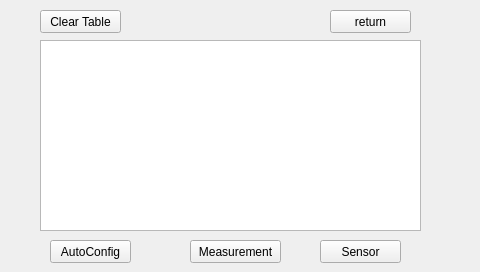
Above: showdatabase.ui from 3semesterprojekt/DevKitsoftware before the change. Below: the same form after it.
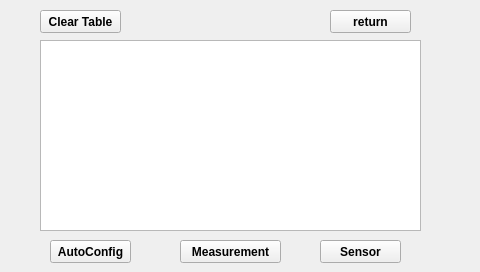
That is the form after the change.

Patch:
```diff
--- a/showdatabase.ui
+++ b/showdatabase.ui
@@ -32,6 +32,15 @@
      <height>23</height>
     </rect>
    </property>
+   <property name="font">
+    <font>
+     <weight>75</weight>
+     <bold>true</bold>
+    </font>
+   </property>
+   <property name="focusPolicy">
+    <enum>Qt::NoFocus</enum>
+   </property>
    <property name="text">
     <string>AutoConfig</string>
    </property>
@@ -39,12 +48,21 @@
   <widget class="QPushButton" name="btn_measurement">
    <property name="geometry">
     <rect>
-     <x>190</x>
+     <x>180</x>
      <y>240</y>
-     <width>91</width>
+     <width>101</width>
      <height>23</height>
     </rect>
    </property>
+   <property name="font">
+    <font>
+     <weight>75</weight>
+     <bold>true</bold>
+    </font>
+   </property>
+   <property name="focusPolicy">
+    <enum>Qt::NoFocus</enum>
+   </property>
    <property name="text">
     <string>Measurement</string>
    </property>
@@ -58,6 +76,15 @@
      <height>23</height>
     </rect>
    </property>
+   <property name="font">
+    <font>
+     <weight>75</weight>
+     <bold>true</bold>
+    </font>
+   </property>
+   <property name="focusPolicy">
+    <enum>Qt::NoFocus</enum>
+   </property>
    <property name="text">
     <string>Sensor</string>
    </property>
@@ -71,6 +98,15 @@
      <height>23</height>
     </rect>
    </property>
+   <property name="font">
+    <font>
+     <weight>75</weight>
+     <bold>true</bold>
+    </font>
+   </property>
+   <property name="focusPolicy">
+    <enum>Qt::NoFocus</enum>
+   </property>
    <property name="text">
     <string>Clear Table</string>
    </property>
@@ -84,6 +120,15 @@
      <height>23</height>
     </rect>
    </property>
+   <property name="font">
+    <font>
+     <weight>75</weight>
+     <bold>true</bold>
+    </font>
+   </property>
+   <property name="focusPolicy">
+    <enum>Qt::NoFocus</enum>
+   </property>
    <property name="text">
     <string>return</string>
    </property>
```
